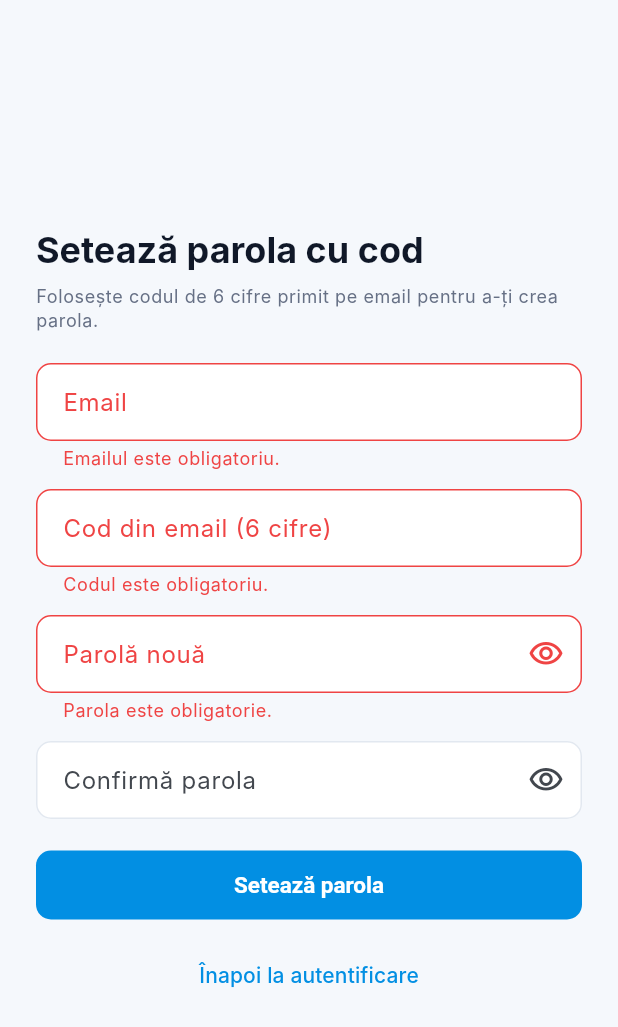
After one commit to angheltofan/TTH-Manager, a Flutter app: the ParentSetupPage screen opened by its route, after a tap on "Setează parola", on a phone screen of 412 x 824 dp. The commit adds this screen. Shown: the top 1027 px of the screen. Run offline on Flutter 3.47's test engine with Material 3 defaults, Android fonts, the phone set to English and light mode, and no system bars; our stand-ins replace flutter_riverpod, go_router, supabase_flutter; accounts and stored records are empty; network calls fail; Roboto replaces fonts that are missing (Inter).

Commit message:
feat(auth): add OTP fallback onboarding for parent invites

```diff
--- a/lib/app/router.dart
+++ b/lib/app/router.dart
@@ -10,6 +10,7 @@ import '../core/widgets/app_shell.dart';
 import '../features/auth/domain/app_profile.dart';
 import '../features/auth/presentation/auth_callback_page.dart';
 import '../features/auth/presentation/login_page.dart';
+import '../features/auth/presentation/parent_setup_page.dart';
 import '../features/auth/presentation/set_password_page.dart';
 import '../features/auth/providers/auth_providers.dart';
 import '../features/children/presentation/child_details_page.dart';
@@ -95,15 +96,24 @@ final routerProvider = Provider<GoRouter>((ref) {
       // It manages its own routing on submit, so the role gates below
       // must leave it alone.
       final isSetPasswordRoute = path == '/set-password';
+      // The parent-setup page is the code-based fallback for the invite
+      // flow (used when an email security scanner consumed the magic
+      // link). It also handles its own post-submit navigation and must
+      // be reachable both before AND after the OTP exchange logs the
+      // user in.
+      final isParentSetupRoute = path == '/parent-setup';
 
       if (!loggedIn) {
-        return (isLoginRoute || isCallbackRoute) ? null : '/login';
+        return (isLoginRoute || isCallbackRoute || isParentSetupRoute)
+            ? null
+            : '/login';
       }
 
-      // Logged in. The callback page and the set-password page handle
-      // their own navigation; the role gates below ignore them.
+      // Logged in. The callback, set-password, and parent-setup pages
+      // handle their own navigation; the role gates below ignore them.
       if (isCallbackRoute) return null;
       if (isSetPasswordRoute) return null;
+      if (isParentSetupRoute) return null;
 
       // Role may still be loading — fall back to staff behavior (the
       // existing default) until the profile resolves; the listener above
@@ -145,6 +155,10 @@ final routerProvider = Provider<GoRouter>((ref) {
       GoRoute(
         path: '/set-password',
         builder: (context, state) => const SetPasswordPage(),
+      ),
+      GoRoute(
+        path: '/parent-setup',
+        builder: (context, state) => const ParentSetupPage(),
       ),
       GoRoute(
         path: '/parent',
--- a/lib/features/auth/presentation/auth_callback_page.dart
+++ b/lib/features/auth/presentation/auth_callback_page.dart
@@ -30,6 +30,12 @@ class AuthCallbackPage extends ConsumerStatefulWidget {
 
 class _AuthCallbackPageState extends ConsumerState<AuthCallbackPage> {
   String? _errorMessage;
+
+  // True when GoTrue redirected with error_code=otp_expired — the
+  // canonical signal that the invite link's one-time token was already
+  // consumed (typically by an email security scanner before the parent
+  // could click). Surfaces the code-based fallback CTA to /parent-setup.
+  bool _showCodeFallback = false;
 
   // Debug-only diagnostic snapshot. Populated by [_process] and rendered
   // by [build] only when [kDebugMode] is true; release builds never see
@@ -120,6 +126,9 @@ class _AuthCallbackPageState extends ConsumerState<AuthCallbackPage> {
             'Linkul de autentificare a expirat sau a fost deja folosit. '
             'Cere o invitație nouă.';
         _debugInfo = snapshot(beforeSession);
+        // otp_expired is the dominant outcome when an email scanner
+        // consumed the link upstream. Offer the OTP-code fallback path.
+        _showCodeFallback = goTrueErrorCode == 'otp_expired';
       });
       return;
     }
@@ -240,6 +249,13 @@ class _AuthCallbackPageState extends ConsumerState<AuthCallbackPage> {
               textAlign: TextAlign.center,
             ),
             const SizedBox(height: 20),
+            if (_showCodeFallback) ...[
+              FilledButton(
+                onPressed: () => context.go('/parent-setup'),
+                child: const Text('Folosește codul din email'),
+              ),
+              const SizedBox(height: 12),
+            ],
             OutlinedButton(
               onPressed: () => context.go('/login'),
               child: const Text('Înapoi'),
--- /dev/null
+++ b/lib/features/auth/presentation/parent_setup_page.dart
@@ -0,0 +1,308 @@
+import 'package:flutter/foundation.dart';
+import 'package:flutter/material.dart';
+import 'package:flutter/services.dart';
+import 'package:flutter_riverpod/flutter_riverpod.dart';
+import 'package:go_router/go_router.dart';
+import 'package:supabase_flutter/supabase_flutter.dart';
+
+import '../providers/auth_providers.dart';
+
+/// Code-based fallback for the parent invite flow. Mounted at
+/// `/parent-setup`. Used when the email's magic link path is consumed
+/// upstream by an email security scanner (Defender / Mimecast /
+/// Proofpoint / SafeLinks) before the parent can click it. The same
+/// invite email also contains a 6-digit OTP (`{{ .Token }}` in the
+/// template) — this page verifies that code and sets the password.
+///
+/// Flow:
+///   1. Parent enters email + 6-digit code + new password.
+///   2. `verifyOTP(type: invite)` exchanges the code for a session.
+///   3. `updateUser(password)` sets the chosen password.
+///   4. Route by role (parent → /parent, staff → /dashboard).
+class ParentSetupPage extends ConsumerStatefulWidget {
+  const ParentSetupPage({super.key});
+
+  @override
+  ConsumerState<ParentSetupPage> createState() => _ParentSetupPageState();
+}
+
+class _ParentSetupPageState extends ConsumerState<ParentSetupPage> {
+  final _formKey = GlobalKey<FormState>();
+  final _emailCtrl = TextEditingController();
+  final _codeCtrl = TextEditingController();
+  final _pwdCtrl = TextEditingController();
+  final _confirmCtrl = TextEditingController();
+  bool _saving = false;
+  bool _obscurePwd = true;
+  bool _obscureConfirm = true;
+
+  @override
+  void dispose() {
+    _emailCtrl.dispose();
+    _codeCtrl.dispose();
+    _pwdCtrl.dispose();
+    _confirmCtrl.dispose();
+    super.dispose();
+  }
+
+  Future<void> _submit() async {
+    if (!(_formKey.currentState?.validate() ?? false)) return;
+
+    setState(() => _saving = true);
+    final email = _emailCtrl.text.trim();
+    final token = _codeCtrl.text.trim();
+    final password = _pwdCtrl.text;
+
+    try {
+      // Step 1 — verify the 6-digit invite code. On success Supabase
+      // mints a session for this email, after which updateUser can run.
+      await Supabase.instance.client.auth.verifyOTP(
+        type: OtpType.invite,
+        email: email,
+        token: token,
+      );
+
+      if (!mounted) return;
+
+      // Step 2 — set the password the parent just chose.
+      await Supabase.instance.client.auth.updateUser(
+        UserAttributes(password: password),
+      );
+
+      if (!mounted) return;
+
+      ref.invalidate(currentProfileProvider);
+      final profile = await ref.read(currentProfileProvider.future);
+      if (!mounted) return;
+
+      ScaffoldMessenger.of(context).showSnackBar(
+        const SnackBar(content: Text('Parola a fost setată cu succes.')),
+      );
+
+      // Mirror set_password_page role routing exactly. Unknown role
+      // falls back to /login so an inconsistent account isn't dropped
+      // into a staff surface.
+      if (profile == null) {
+        context.go('/login');
+      } else if (profile.isParent) {
+        context.go('/parent');
+      } else if (profile.isAdmin || profile.isTrainer) {
+        context.go('/dashboard');
+      } else {
+        context.go('/login');
+      }
+    } on AuthException catch (e) {
+      if (kDebugMode) {
+        debugPrint(
+          '[ParentSetup] AuthException statusCode=${e.statusCode} '
+          'code=${e.code} message=${e.message}',
+        );
+      }
+      if (!mounted) return;
+      ScaffoldMessenger.of(context).showSnackBar(
+        SnackBar(content: Text(_humanizeAuthError(e))),
+      );
+      setState(() => _saving = false);
+    } catch (e) {
+      if (kDebugMode) debugPrint('[ParentSetup] $e');
+      if (!mounted) return;
+      ScaffoldMessenger.of(context).showSnackBar(
+        const SnackBar(
+          content: Text('A apărut o eroare. Încearcă din nou.'),
+        ),
+      );
+      setState(() => _saving = false);
+    }
+  }
+
+  static String _humanizeAuthError(AuthException e) {
+    final code = (e.code ?? '').toLowerCase();
+    final msg = e.message.toLowerCase();
+    if (code == 'otp_expired' || msg.contains('expired')) {
+      return 'Codul a expirat. Cere o invitație nouă.';
+    }
+    if (code == 'otp_invalid' ||
+        code == 'invalid_credentials' ||
+        msg.contains('invalid') ||
+        msg.contains('token')) {
+      return 'Cod incorect. Verifică emailul și codul primit pe email.';
+    }
+    if (msg.contains('weak') || msg.contains('password')) {
+      return 'Parola este prea slabă. Încearcă una mai puternică.';
+    }
+    if (e.statusCode == '429' ||
+        msg.contains('rate') ||
+        msg.contains('too many')) {
+      return 'Prea multe încercări. Așteaptă câteva minute și încearcă din nou.';
+    }
+    return 'Eroare: ${e.message}';
+  }
+
+  String? _validateEmail(String? v) {
+    final value = (v ?? '').trim();
+    if (value.isEmpty) return 'Emailul este obligatoriu.';
+    final emailRe = RegExp(r'^[^\s@]+@[^\s@]+\.[^\s@]+$');
+    if (!emailRe.hasMatch(value)) return 'Email invalid.';
+    return null;
+  }
+
+  String? _validateCode(String? v) {
+    final value = (v ?? '').trim();
+    if (value.isEmpty) return 'Codul este obligatoriu.';
+    if (value.length != 6 || int.tryParse(value) == null) {
+      return 'Codul trebuie să aibă 6 cifre.';
+    }
+    return null;
+  }
+
+  String? _validatePwd(String? v) {
+    final value = v ?? '';
+    if (value.isEmpty) return 'Parola este obligatorie.';
+    if (value.length < 6) {
+      return 'Parola trebuie să aibă minimum 6 caractere.';
+    }
+    return null;
+  }
+
+  String? _validateConfirm(String? v) {
+    if ((v ?? '') != _pwdCtrl.text) return 'Parolele nu se potrivesc.';
+    return null;
+  }
+
+  @override
+  Widget build(BuildContext context) {
+    final theme = Theme.of(context);
+    return Scaffold(
+      backgroundColor: theme.scaffoldBackgroundColor,
+      body: SafeArea(
+        child: Center(
+          child: ConstrainedBox(
+            constraints: const BoxConstraints(maxWidth: 420),
+            child: SingleChildScrollView(
+              padding: const EdgeInsets.all(24),
+              child: Form(
+                key: _formKey,
+                child: Column(
+                  mainAxisSize: MainAxisSize.min,
+                  crossAxisAlignment: CrossAxisAlignment.stretch,
+                  children: [
+                    Text(
+                      'Setează parola cu cod',
+                      style: theme.textTheme.headlineSmall
+                          ?.copyWith(fontWeight: FontWeight.w700),
+                    ),
+                    const SizedBox(height: 8),
+                    Text(
+                      'Folosește codul de 6 cifre primit pe email pentru a-ți crea parola.',
+                      style: theme.textTheme.bodySmall
+                          ?.copyWith(color: theme.colorScheme.outline),
+                    ),
+                    const SizedBox(height: 20),
+                    TextFormField(
+                      controller: _emailCtrl,
+                      enabled: !_saving,
+                      keyboardType: TextInputType.emailAddress,
+                      autofillHints: const [AutofillHints.email],
+                      textInputAction: TextInputAction.next,
+                      decoration: InputDecoration(
+                        labelText: 'Email',
+                        border: OutlineInputBorder(
+                            borderRadius: BorderRadius.circular(10)),
+                      ),
+                      validator: _validateEmail,
+                    ),
+                    const SizedBox(height: 12),
+                    TextFormField(
+                      controller: _codeCtrl,
+                      enabled: !_saving,
+                      keyboardType: TextInputType.number,
+                      autofillHints: const [AutofillHints.oneTimeCode],
+                      textInputAction: TextInputAction.next,
+                      maxLength: 6,
+                      inputFormatters: [
+                        FilteringTextInputFormatter.digitsOnly,
+                      ],
+                      decoration: InputDecoration(
+                        labelText: 'Cod din email (6 cifre)',
+                        counterText: '',
+                        border: OutlineInputBorder(
+                            borderRadius: BorderRadius.circular(10)),
+                      ),
+                      validator: _validateCode,
+                    ),
+                    const SizedBox(height: 12),
+                    TextFormField(
+                      controller: _pwdCtrl,
+                      obscureText: _obscurePwd,
+                      enabled: !_saving,
+                      autofillHints: const [AutofillHints.newPassword],
+                      textInputAction: TextInputAction.next,
+                      decoration: InputDecoration(
+                        labelText: 'Parolă nouă',
+                        border: OutlineInputBorder(
+                            borderRadius: BorderRadius.circular(10)),
+                        suffixIcon: IconButton(
+                          icon: Icon(_obscurePwd
+                              ? Icons.visibility_outlined
+                              : Icons.visibility_off_outlined),
+                          tooltip: _obscurePwd
+                              ? 'Afișează parola'
+                              : 'Ascunde parola',
+                          onPressed: () =>
+                              setState(() => _obscurePwd = !_obscurePwd),
+                        ),
+                      ),
+                      validator: _validatePwd,
+                    ),
+                    const SizedBox(height: 12),
+                    TextFormField(
+                      controller: _confirmCtrl,
+                      obscureText: _obscureConfirm,
+                      enabled: !_saving,
+                      autofillHints: const [AutofillHints.newPassword],
+                      decoration: InputDecoration(
+                        labelText: 'Confirmă parola',
+                        border: OutlineInputBorder(
+                            borderRadius: BorderRadius.circular(10)),
+                        suffixIcon: IconButton(
+                          icon: Icon(_obscureConfirm
+                              ? Icons.visibility_outlined
+                              : Icons.visibility_off_outlined),
+                          tooltip: _obscureConfirm
+                              ? 'Afișează parola'
+                              : 'Ascunde parola',
+                          onPressed: () => setState(
+                              () => _obscureConfirm = !_obscureConfirm),
+                        ),
+                      ),
+                      validator: _validateConfirm,
+                      onFieldSubmitted: (_) => _saving ? null : _submit(),
+                    ),
+                    const SizedBox(height: 20),
+                    FilledButton(
+                      onPressed: _saving ? null : _submit,
+                      child: _saving
+                          ? const SizedBox(
+                              width: 18,
+                              height: 18,
+                              child: CircularProgressIndicator(
+                                  strokeWidth: 2, color: Colors.white),
+                            )
+                          : const Text('Setează parola'),
+                    ),
+                    const SizedBox(height: 12),
+                    TextButton(
+                      onPressed:
+                          _saving ? null : () => context.go('/login'),
+                      child: const Text('Înapoi la autentificare'),
+                    ),
+                  ],
+                ),
+              ),
+            ),
+          ),
+        ),
+      ),
+    );
+  }
+}
```
